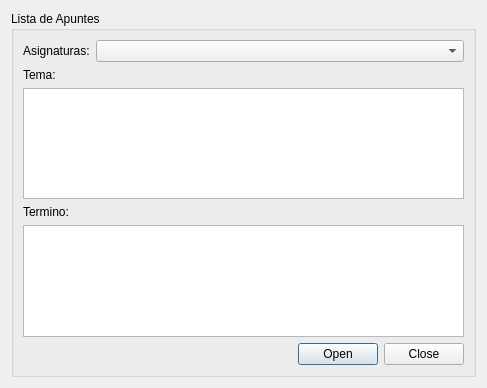
Above: listadeapuntesform.ui from ArielFLores5/Askme before the change. Below: the same form after it.
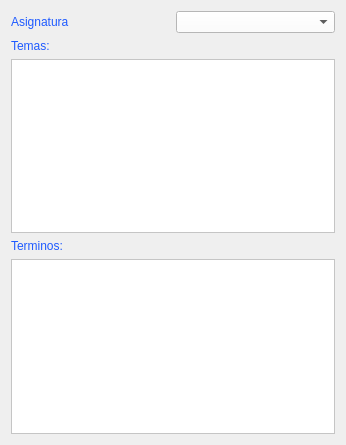
That is the form after the change.

```diff
--- a/listadeapuntesform.ui
+++ b/listadeapuntesform.ui
@@ -6,8 +6,8 @@
    <rect>
     <x>0</x>
     <y>0</y>
-    <width>487</width>
-    <height>388</height>
+    <width>346</width>
+    <height>445</height>
    </rect>
   </property>
   <property name="windowTitle">
@@ -15,52 +15,57 @@
   </property>
   <layout class="QGridLayout" name="gridLayout">
    <item row="0" column="0">
-    <widget class="QGroupBox" name="groupBox_2">
-     <property name="title">
-      <string>Lista de Apuntes</string>
+    <widget class="QLabel" name="label">
+     <property name="styleSheet">
+      <string notr="true">font: 700 9pt &quot;Segoe UI&quot;;
+color: rgb(30, 90, 255);</string>
      </property>
-     <layout class="QGridLayout" name="gridLayout_2">
+     <property name="text">
+      <string>Asignatura</string>
+     </property>
+    </widget>
+   </item>
+   <item row="0" column="1">
+    <widget class="QComboBox" name="cmbAsignaturas">
+     <property name="styleSheet">
+      <string notr="true">background-color: rgb(255, 255, 255);</string>
+     </property>
+    </widget>
+   </item>
       <item row="1" column="0">
        <widget class="QLabel" name="label_2">
+     <property name="styleSheet">
+      <string notr="true">font: 700 9pt &quot;Segoe UI&quot;;
+color: rgb(30, 90, 255);</string>
+     </property>
         <property name="text">
-         <string>Tema:</string>
+      <string>Temas:</string>
         </property>
        </widget>
       </item>
-      <item row="5" column="2">
-       <widget class="QDialogButtonBox" name="buttonBox">
-        <property name="standardButtons">
-         <set>QDialogButtonBox::Close|QDialogButtonBox::Open</set>
-        </property>
-        <property name="centerButtons">
-         <bool>false</bool>
-        </property>
-       </widget>
-      </item>
-      <item row="4" column="0" colspan="3">
-       <widget class="QTableWidget" name="tableWidgetTermino"/>
-      </item>
+   <item row="2" column="0" colspan="2">
+    <widget class="QTableWidget" name="tblTemas">
+     <property name="styleSheet">
+      <string notr="true">background-color: rgb(255, 255, 255);</string>
+     </property>
+    </widget>
+   </item>
       <item row="3" column="0">
        <widget class="QLabel" name="label_3">
-        <property name="text">
-         <string>Termino:</string>
-        </property>
-       </widget>
-      </item>
-      <item row="2" column="0" colspan="3">
-       <widget class="QTableWidget" name="tableWidgetTema"/>
-      </item>
-      <item row="0" column="0">
-       <widget class="QLabel" name="label">
+     <property name="styleSheet">
+      <string notr="true">font: 700 9pt &quot;Segoe UI&quot;;
+color: rgb(30, 90, 255);</string>
+     </property>
         <property name="text">
-         <string>Asignaturas:</string>
+      <string>Terminos:</string>
         </property>
        </widget>
       </item>
-      <item row="0" column="1" colspan="2">
-       <widget class="QComboBox" name="cmbAsignaturas2"/>
-      </item>
-     </layout>
+   <item row="4" column="0" colspan="2">
+    <widget class="QTableWidget" name="tblTerminos">
+     <property name="styleSheet">
+      <string notr="true">background-color: rgb(255, 255, 255);</string>
+     </property>
     </widget>
    </item>
   </layout>
```
Lines whose indentation alone changed are shown as unchanged.
